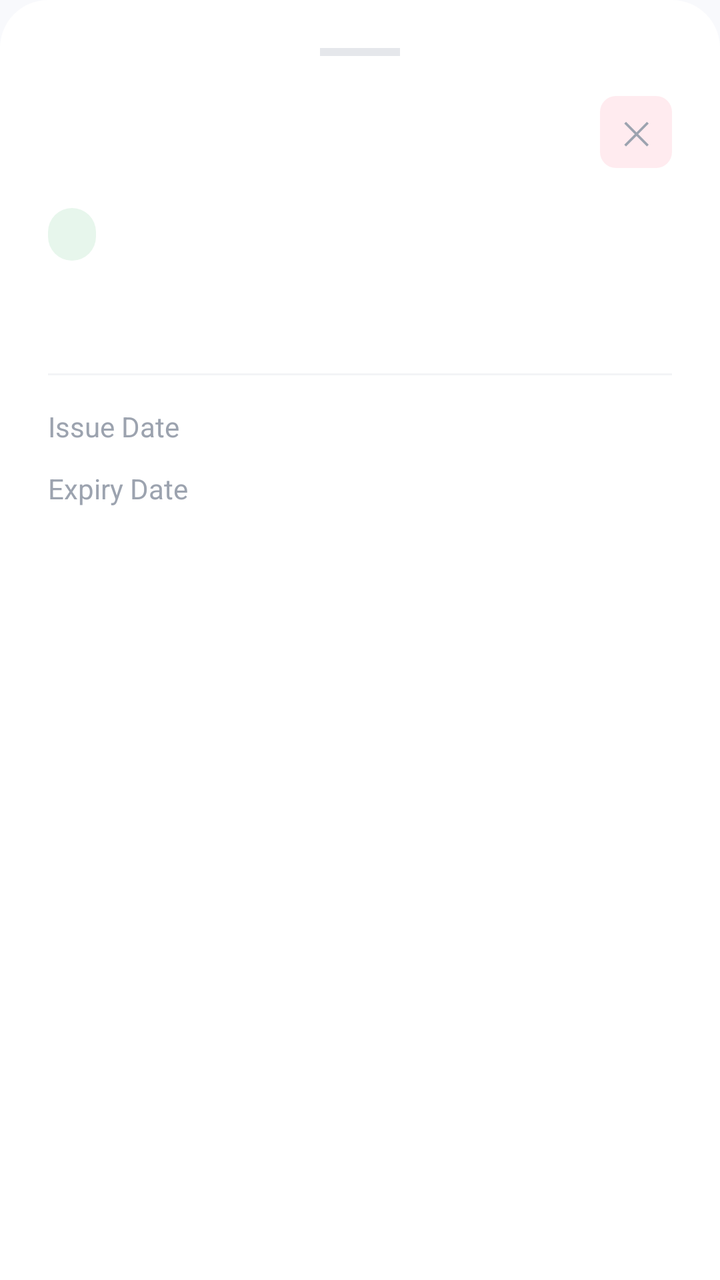
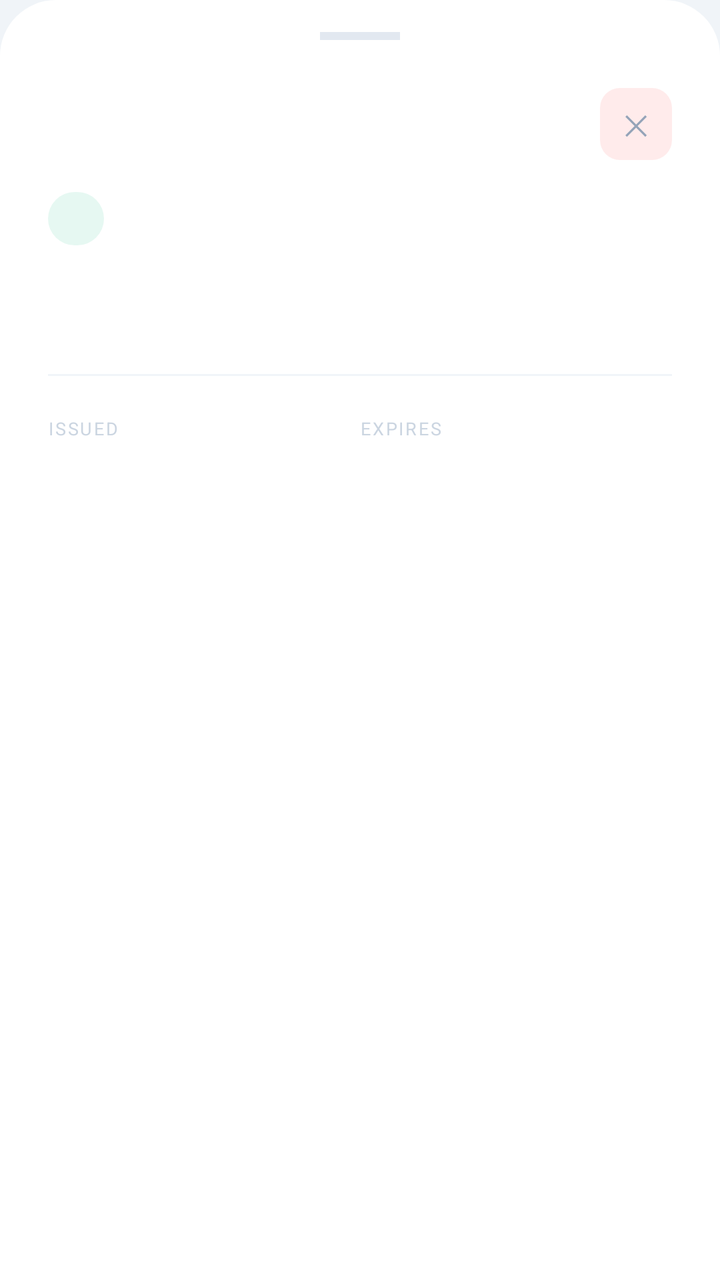

Compare the two renders of this Android layout. The source of the first and the diff that turns it into the second are given below.
<!-- AndroidManifest.xml: application theme Theme.DocExpiryTracker -->
<!-- res/layout/bottom_sheet_detail.xml -->
<?xml version="1.0" encoding="utf-8"?>
<ScrollView
    xmlns:android="http://schemas.android.com/apk/res/android"
    android:layout_width="match_parent"
    android:layout_height="wrap_content"
    android:background="@drawable/bg_bottom_sheet">

    <LinearLayout
        android:layout_width="match_parent"
        android:layout_height="wrap_content"
        android:orientation="vertical"
        android:padding="24dp">

        <View
            android:layout_width="40dp"
            android:layout_height="4dp"
            android:layout_gravity="center_horizontal"
            android:layout_marginBottom="20dp"
            android:background="#E5E7EB"/>

        <LinearLayout
            android:layout_width="match_parent"
            android:layout_height="wrap_content"
            android:orientation="horizontal"
            android:gravity="center_vertical"
            android:layout_marginBottom="20dp">
            <TextView
                android:id="@+id/tv_detail_name"
                android:layout_width="0dp"
                android:layout_height="wrap_content"
                android:layout_weight="1"
                android:textColor="#111827"
                android:textSize="20sp"
                android:textStyle="bold"/>
            <TextView
                android:id="@+id/btn_detail_close"
                android:layout_width="36dp"
                android:layout_height="36dp"
                android:gravity="center"
                android:text="✕"
                android:textColor="#9CA3AF"
                android:textSize="16sp"
                android:background="@drawable/bg_delete_btn"
                android:clickable="true"
                android:focusable="true"/>
        </LinearLayout>

        <LinearLayout
            android:layout_width="match_parent"
            android:layout_height="wrap_content"
            android:orientation="horizontal"
            android:gravity="center_vertical"
            android:layout_marginBottom="16dp">
            <TextView
                android:id="@+id/tv_detail_status"
                android:layout_width="wrap_content"
                android:layout_height="wrap_content"
                android:paddingHorizontal="12dp"
                android:paddingVertical="5dp"
                android:textSize="12sp"
                android:textStyle="bold"
                android:background="@drawable/bg_status_chip"
                android:layout_marginEnd="10dp"/>
            <TextView
                android:id="@+id/tv_detail_category"
                android:layout_width="wrap_content"
                android:layout_height="wrap_content"
                android:textColor="#9CA3AF"
                android:textSize="13sp"/>
        </LinearLayout>

        <TextView
            android:id="@+id/tv_detail_days"
            android:layout_width="match_parent"
            android:layout_height="wrap_content"
            android:textColor="#2563EB"
            android:textSize="15sp"
            android:textStyle="bold"
            android:layout_marginBottom="20dp"/>

        <View android:layout_width="match_parent" android:layout_height="1dp"
            android:background="#F3F4F6" android:layout_marginBottom="16dp"/>

        <LinearLayout android:layout_width="match_parent" android:layout_height="wrap_content"
            android:orientation="horizontal" android:layout_marginBottom="12dp">
            <TextView android:layout_width="0dp" android:layout_height="wrap_content"
                android:layout_weight="1" android:text="Issue Date"
                android:textColor="#9CA3AF" android:textSize="14sp"/>
            <TextView android:id="@+id/tv_detail_issue" android:layout_width="wrap_content"
                android:layout_height="wrap_content" android:textColor="#111827" android:textSize="14sp"/>
        </LinearLayout>

        <LinearLayout android:layout_width="match_parent" android:layout_height="wrap_content"
            android:orientation="horizontal" android:layout_marginBottom="20dp">
            <TextView android:layout_width="0dp" android:layout_height="wrap_content"
                android:layout_weight="1" android:text="Expiry Date"
                android:textColor="#9CA3AF" android:textSize="14sp"/>
            <TextView android:id="@+id/tv_detail_expiry" android:layout_width="wrap_content"
                android:layout_height="wrap_content" android:textColor="#111827" android:textSize="14sp"/>
        </LinearLayout>

        <ImageView
            android:id="@+id/iv_detail_image"
            android:layout_width="match_parent"
            android:layout_height="200dp"
            android:scaleType="centerCrop"
            android:background="@drawable/bg_thumbnail"
            android:visibility="gone"/>

    </LinearLayout>
</ScrollView>
<!-- resources referenced by this layout -->
<resources>
  <!-- drawable bg_bottom_sheet (drawable) -->
  <?xml version="1.0" encoding="utf-8"?>
  <shape xmlns:android="http://schemas.android.com/apk/res/android" android:shape="rectangle">
      <corners android:topLeftRadius="24dp" android:topRightRadius="24dp"/>
      <solid android:color="#FFFFFF"/>
  </shape>
  <!-- drawable bg_delete_btn (drawable) -->
  <?xml version="1.0" encoding="utf-8"?>
  <shape xmlns:android="http://schemas.android.com/apk/res/android" android:shape="rectangle">
      <corners android:radius="8dp"/>
      <solid android:color="#1AFF3C60"/>
  </shape>
  <!-- drawable bg_status_chip (drawable) -->
  <?xml version="1.0" encoding="utf-8"?>
  <shape xmlns:android="http://schemas.android.com/apk/res/android" android:shape="rectangle">
      <corners android:radius="20dp"/>
      <solid android:color="#1A16A34A"/>
  </shape>
  <!-- drawable bg_thumbnail (drawable) -->
  <?xml version="1.0" encoding="utf-8"?>
  <shape xmlns:android="http://schemas.android.com/apk/res/android" android:shape="rectangle">
      <corners android:radius="8dp"/>
      <solid android:color="#E0E7FF"/>
  </shape>
  <style name="Theme.DocExpiryTracker" parent="Theme.MaterialComponents.Light.NoActionBar">
          <item name="colorPrimary">#2563EB</item>
          <item name="colorPrimaryVariant">#1D4ED8</item>
          <item name="colorOnPrimary">#FFFFFF</item>
          <item name="colorSecondary">#2563EB</item>
          <item name="colorOnSecondary">#FFFFFF</item>
          <item name="android:colorBackground">#F8F9FC</item>
          <item name="colorSurface">#FFFFFF</item>
          <item name="colorOnSurface">#111827</item>
          <item name="android:statusBarColor">#F8F9FC</item>
          <item name="android:windowLightStatusBar">true</item>
          <item name="android:navigationBarColor">#F8F9FC</item>
          <item name="materialAlertDialogTheme">@style/DialogTheme</item>
          
      </style>
  <style name="DialogTheme" parent="ThemeOverlay.MaterialComponents.MaterialAlertDialog">
          <item name="android:background">#FFFFFF</item>
          <item name="colorPrimary">#2563EB</item>
          <item name="android:textColor">#111827</item>
          <item name="colorSurface">#FFFFFF</item>
          <item name="buttonBarPositiveButtonStyle">@style/PositiveBtn</item>
          <item name="buttonBarNegativeButtonStyle">@style/NegativeBtn</item>
      </style>
  <style name="PositiveBtn" parent="Widget.MaterialComponents.Button.TextButton.Dialog">
          <item name="android:textColor">#2563EB</item>
      </style>
  <style name="NegativeBtn" parent="Widget.MaterialComponents.Button.TextButton.Dialog">
          <item name="android:textColor">#9CA3AF</item>
      </style>
</resources>

<!-- the commit's change to res/layout/bottom_sheet_detail.xml (unified diff, before → after) -->
@@ -9,66 +9,77 @@
         android:layout_width="match_parent"
         android:layout_height="wrap_content"
         android:orientation="vertical"
-        android:padding="24dp">
+        android:paddingHorizontal="24dp"
+        android:paddingTop="16dp"
+        android:paddingBottom="32dp">
 
+        
         <View
             android:layout_width="40dp"
             android:layout_height="4dp"
             android:layout_gravity="center_horizontal"
-            android:layout_marginBottom="20dp"
-            android:background="#E5E7EB"/>
+            android:layout_marginBottom="24dp"
+            android:background="#E2E8F0"/>
 
+        
+        <LinearLayout
+            android:layout_width="match_parent"
+            android:layout_height="wrap_content"
+            android:orientation="horizontal"
+            android:gravity="center_vertical"
+            android:layout_marginBottom="16dp">
+
+            <TextView
+                android:id="@+id/tv_detail_name"
+                android:layout_width="0dp"
+                android:layout_height="wrap_content"
+                android:layout_weight="1"
+                android:textColor="#0F172A"
+                android:textSize="22sp"
+                android:textStyle="bold"
+                android:lineSpacingMultiplier="1.1"/>
+
+            <TextView
+                android:id="@+id/btn_detail_close"
+                android:layout_width="36dp"
+                android:layout_height="36dp"
+                android:gravity="center"
+                android:text="✕"
+                android:textColor="#94A3B8"
+                android:textSize="14sp"
+                android:background="@drawable/bg_delete_btn"
+                android:clickable="true"
+                android:focusable="true"/>
+        </LinearLayout>
+
+        
         <LinearLayout
             android:layout_width="match_parent"
             android:layout_height="wrap_content"
             android:orientation="horizontal"
             android:gravity="center_vertical"
             android:layout_marginBottom="20dp">
-            <TextView
-                android:id="@+id/tv_detail_name"
-                android:layout_width="0dp"
-                android:layout_height="wrap_content"
-                android:layout_weight="1"
-                android:textColor="#111827"
-                android:textSize="20sp"
-                android:textStyle="bold"/>
-            <TextView
-                android:id="@+id/btn_detail_close"
-                android:layout_width="36dp"
-                android:layout_height="36dp"
-                android:gravity="center"
-                android:text="✕"
-                android:textColor="#9CA3AF"
-                android:textSize="16sp"
-                android:background="@drawable/bg_delete_btn"
-                android:clickable="true"
-                android:focusable="true"/>
-        </LinearLayout>
 
-        <LinearLayout
-            android:layout_width="match_parent"
-            android:layout_height="wrap_content"
-            android:orientation="horizontal"
-            android:gravity="center_vertical"
-            android:layout_marginBottom="16dp">
             <TextView
                 android:id="@+id/tv_detail_status"
                 android:layout_width="wrap_content"
                 android:layout_height="wrap_content"
-                android:paddingHorizontal="12dp"
-                android:paddingVertical="5dp"
-                android:textSize="12sp"
+                android:paddingHorizontal="14dp"
+                android:paddingVertical="6dp"
+                android:textSize="11sp"
                 android:textStyle="bold"
                 android:background="@drawable/bg_status_chip"
-                android:layout_marginEnd="10dp"/>
+                android:layout_marginEnd="12dp"/>
+
             <TextView
                 android:id="@+id/tv_detail_category"
                 android:layout_width="wrap_content"
                 android:layout_height="wrap_content"
-                android:textColor="#9CA3AF"
+                android:textColor="#64748B"
                 android:textSize="13sp"/>
         </LinearLayout>
 
+        
         <TextView
             android:id="@+id/tv_detail_days"
             android:layout_width="match_parent"
@@ -76,35 +87,79 @@
             android:textColor="#2563EB"
             android:textSize="15sp"
             android:textStyle="bold"
+            android:layout_marginBottom="24dp"/>
+
+        
+        <View
+            android:layout_width="match_parent"
+            android:layout_height="1dp"
+            android:background="#F1F5F9"
             android:layout_marginBottom="20dp"/>
 
-        <View android:layout_width="match_parent" android:layout_height="1dp"
-            android:background="#F3F4F6" android:layout_marginBottom="16dp"/>
+        
+        <LinearLayout
+            android:layout_width="match_parent"
+            android:layout_height="wrap_content"
+            android:orientation="horizontal"
+            android:layout_marginBottom="16dp">
 
-        <LinearLayout android:layout_width="match_parent" android:layout_height="wrap_content"
-            android:orientation="horizontal" android:layout_marginBottom="12dp">
-            <TextView android:layout_width="0dp" android:layout_height="wrap_content"
-                android:layout_weight="1" android:text="Issue Date"
-                android:textColor="#9CA3AF" android:textSize="14sp"/>
-            <TextView android:id="@+id/tv_detail_issue" android:layout_width="wrap_content"
-                android:layout_height="wrap_content" android:textColor="#111827" android:textSize="14sp"/>
+            <LinearLayout
+                android:layout_width="0dp"
+                android:layout_height="wrap_content"
+                android:layout_weight="1"
+                android:orientation="vertical">
+
+                <TextView
+                    android:layout_width="wrap_content"
+                    android:layout_height="wrap_content"
+                    android:text="ISSUED"
+                    android:textColor="#CBD5E1"
+                    android:textSize="9sp"
+                    android:letterSpacing="0.1"/>
+
+                <TextView
+                    android:id="@+id/tv_detail_issue"
+                    android:layout_width="wrap_content"
+                    android:layout_height="wrap_content"
+                    android:textColor="#0F172A"
+                    android:textSize="15sp"
+                    android:textStyle="bold"
+                    android:layout_marginTop="5dp"/>
+            </LinearLayout>
+
+            <LinearLayout
+                android:layout_width="0dp"
+                android:layout_height="wrap_content"
+                android:layout_weight="1"
+                android:orientation="vertical">
+
+                <TextView
+                    android:layout_width="wrap_content"
+                    android:layout_height="wrap_content"
+                    android:text="EXPIRES"
+                    android:textColor="#CBD5E1"
+                    android:textSize="9sp"
+                    android:letterSpacing="0.1"/>
+
+                <TextView
+                    android:id="@+id/tv_detail_expiry"
+                    android:layout_width="wrap_content"
+                    android:layout_height="wrap_content"
+                    android:textColor="#0F172A"
+                    android:textSize="15sp"
+                    android:textStyle="bold"
+                    android:layout_marginTop="5dp"/>
+            </LinearLayout>
         </LinearLayout>
 
-        <LinearLayout android:layout_width="match_parent" android:layout_height="wrap_content"
-            android:orientation="horizontal" android:layout_marginBottom="20dp">
-            <TextView android:layout_width="0dp" android:layout_height="wrap_content"
-                android:layout_weight="1" android:text="Expiry Date"
-                android:textColor="#9CA3AF" android:textSize="14sp"/>
-            <TextView android:id="@+id/tv_detail_expiry" android:layout_width="wrap_content"
-                android:layout_height="wrap_content" android:textColor="#111827" android:textSize="14sp"/>
-        </LinearLayout>
-
+        
         <ImageView
             android:id="@+id/iv_detail_image"
             android:layout_width="match_parent"
-            android:layout_height="200dp"
+            android:layout_height="220dp"
             android:scaleType="centerCrop"
             android:background="@drawable/bg_thumbnail"
+            android:layout_marginTop="8dp"
             android:visibility="gone"/>
 
     </LinearLayout>
<!-- resource entries referenced after the edit -->
@@ -3,55 +3,60 @@
   <!-- drawable bg_bottom_sheet (drawable) -->
   <?xml version="1.0" encoding="utf-8"?>
   <shape xmlns:android="http://schemas.android.com/apk/res/android" android:shape="rectangle">
-      <corners android:topLeftRadius="24dp" android:topRightRadius="24dp"/>
+      <corners android:topLeftRadius="28dp" android:topRightRadius="28dp"/>
       <solid android:color="#FFFFFF"/>
   </shape>
   <!-- drawable bg_delete_btn (drawable) -->
   <?xml version="1.0" encoding="utf-8"?>
   <shape xmlns:android="http://schemas.android.com/apk/res/android" android:shape="rectangle">
-      <corners android:radius="8dp"/>
-      <solid android:color="#1AFF3C60"/>
+      <corners android:radius="10dp"/>
+      <solid android:color="#FFEBEB"/>
   </shape>
   <!-- drawable bg_status_chip (drawable) -->
   <?xml version="1.0" encoding="utf-8"?>
   <shape xmlns:android="http://schemas.android.com/apk/res/android" android:shape="rectangle">
-      <corners android:radius="20dp"/>
-      <solid android:color="#1A16A34A"/>
+      <corners android:radius="100dp"/>
+      <solid android:color="#1A10B981"/>
   </shape>
   <!-- drawable bg_thumbnail (drawable) -->
   <?xml version="1.0" encoding="utf-8"?>
   <shape xmlns:android="http://schemas.android.com/apk/res/android" android:shape="rectangle">
-      <corners android:radius="8dp"/>
-      <solid android:color="#E0E7FF"/>
+      <corners android:radius="12dp"/>
+      <solid android:color="#EFF6FF"/>
   </shape>
   <style name="Theme.DocExpiryTracker" parent="Theme.MaterialComponents.Light.NoActionBar">
           <item name="colorPrimary">#2563EB</item>
           <item name="colorPrimaryVariant">#1D4ED8</item>
           <item name="colorOnPrimary">#FFFFFF</item>
-          <item name="colorSecondary">#2563EB</item>
+          <item name="colorSecondary">#3B82F6</item>
           <item name="colorOnSecondary">#FFFFFF</item>
-          <item name="android:colorBackground">#F8F9FC</item>
+          <item name="android:colorBackground">#F0F4F8</item>
           <item name="colorSurface">#FFFFFF</item>
-          <item name="colorOnSurface">#111827</item>
-          <item name="android:statusBarColor">#F8F9FC</item>
-          <item name="android:windowLightStatusBar">true</item>
-          <item name="android:navigationBarColor">#F8F9FC</item>
+          <item name="colorOnSurface">#0F172A</item>
+          
+          <item name="android:statusBarColor">#1E3A8A</item>
+          <item name="android:windowLightStatusBar">false</item>
+          <item name="android:navigationBarColor">#F0F4F8</item>
           <item name="materialAlertDialogTheme">@style/DialogTheme</item>
-          
       </style>
   <style name="DialogTheme" parent="ThemeOverlay.MaterialComponents.MaterialAlertDialog">
           <item name="android:background">#FFFFFF</item>
           <item name="colorPrimary">#2563EB</item>
-          <item name="android:textColor">#111827</item>
+          <item name="android:textColor">#0F172A</item>
           <item name="colorSurface">#FFFFFF</item>
           <item name="buttonBarPositiveButtonStyle">@style/PositiveBtn</item>
           <item name="buttonBarNegativeButtonStyle">@style/NegativeBtn</item>
+          <item name="shapeAppearanceMediumComponent">@style/RoundedDialog</item>
       </style>
   <style name="PositiveBtn" parent="Widget.MaterialComponents.Button.TextButton.Dialog">
           <item name="android:textColor">#2563EB</item>
+          <item name="android:textStyle">bold</item>
       </style>
   <style name="NegativeBtn" parent="Widget.MaterialComponents.Button.TextButton.Dialog">
-          <item name="android:textColor">#9CA3AF</item>
+          <item name="android:textColor">#94A3B8</item>
+      </style>
+  <style name="RoundedDialog" parent="ShapeAppearance.MaterialComponents.MediumComponent">
+          <item name="cornerSize">20dp</item>
       </style>
 </resources>
 
